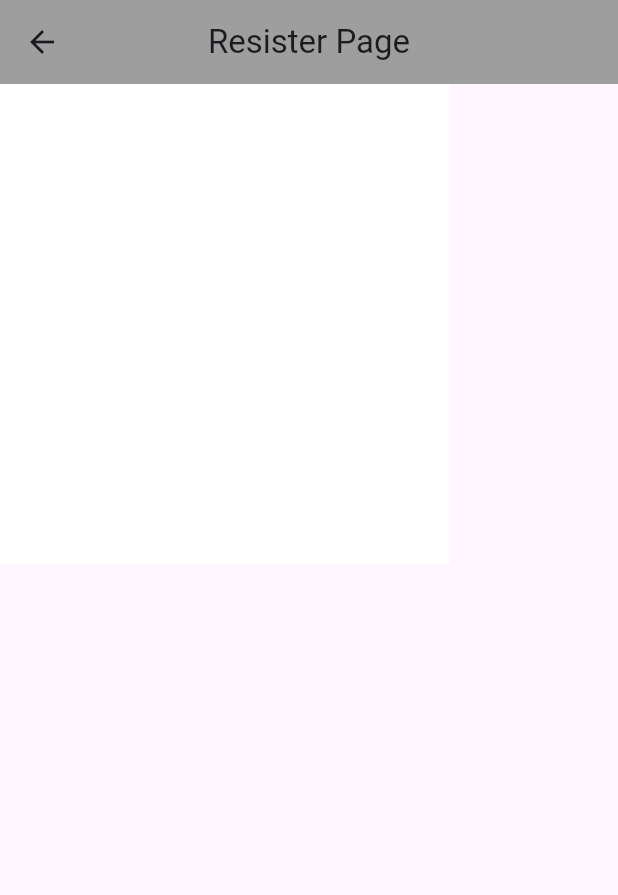
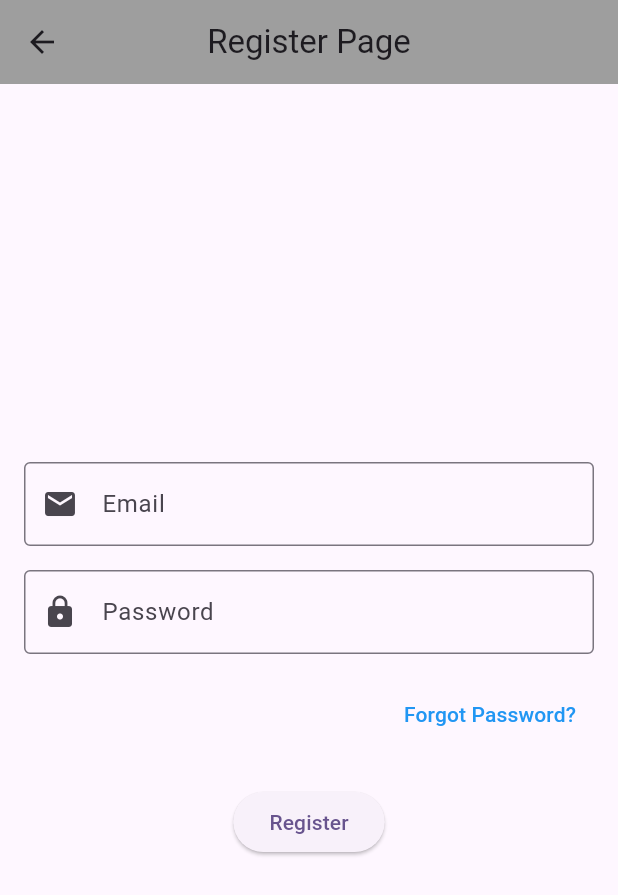
Before and after one commit to ravishankarpradhan76/fcl_baank, a Flutter app: the screen it shows after launch, on a phone screen of 412 x 824 dp. Shown: the top 895 px of the screen. Run offline on Flutter 3.47's test engine with Material 3 defaults, Android fonts, the light colour scheme and no system bars.

Commit message:
fcl_baank

```diff
--- a/lib/Pages/Register_page.dart
+++ b/lib/Pages/Register_page.dart
@@ -8,19 +8,77 @@ class RegisterPage extends StatefulWidget {
 }
 
 class _RegisterPageState extends State<RegisterPage> {
+  final TextEditingController _emailController = TextEditingController();
+  final TextEditingController _passwordController = TextEditingController();
+
   @override
   Widget build(BuildContext context) {
     return Scaffold(
       appBar: AppBar(
-        title: Text('Resister Page'),
+        title: Text('Register Page'),
         centerTitle: true,
         backgroundColor: Colors.grey,
-        leading: Icon(Icons.arrow_back),
+        leading: IconButton(
+          icon: Icon(Icons.arrow_back),
+          onPressed: () => Navigator.pop(context),
+        ),
       ),
-      body: Container(
-        height: 320,
-        width: 300,
-        color: Colors.white
+      body: Padding(
+        padding: const EdgeInsets.all(16.0),
+        child: Column(
+          mainAxisAlignment: MainAxisAlignment.center,
+          children: [
+            // Email Field
+            TextField(
+              controller: _emailController,
+              decoration: InputDecoration(
+                labelText: 'Email',
+                prefixIcon: Icon(Icons.email),
+                border: OutlineInputBorder(),
+              ),
+              keyboardType: TextInputType.emailAddress,
+            ),
+            SizedBox(height: 16),
+
+            // Password Field
+            TextField(
+              controller: _passwordController,
+              decoration: InputDecoration(
+                labelText: 'Password',
+                prefixIcon: Icon(Icons.lock),
+                border: OutlineInputBorder(),
+              ),
+              obscureText: true,
+            ),
+            SizedBox(height: 16),
+
+            // Forgot Password link
+            Align(
+              alignment: Alignment.centerRight,
+              child: TextButton(
+                onPressed: () {
+                  // Navigate to forgot password page or show a dialog
+                  print('Forgot Password tapped');
+                },
+                child: Text(
+                  'Forgot Password?',
+                  style: TextStyle(color: Colors.blue),
+                ),
+              ),
+            ),
+
+            SizedBox(height: 24),
+
+            // Register Button
+            ElevatedButton(
+              onPressed: () {
+                // Handle registration logic here
+                print('Register tapped');
+              },
+              child: Text('Register'),
+            ),
+          ],
+        ),
       ),
     );
   }
```
